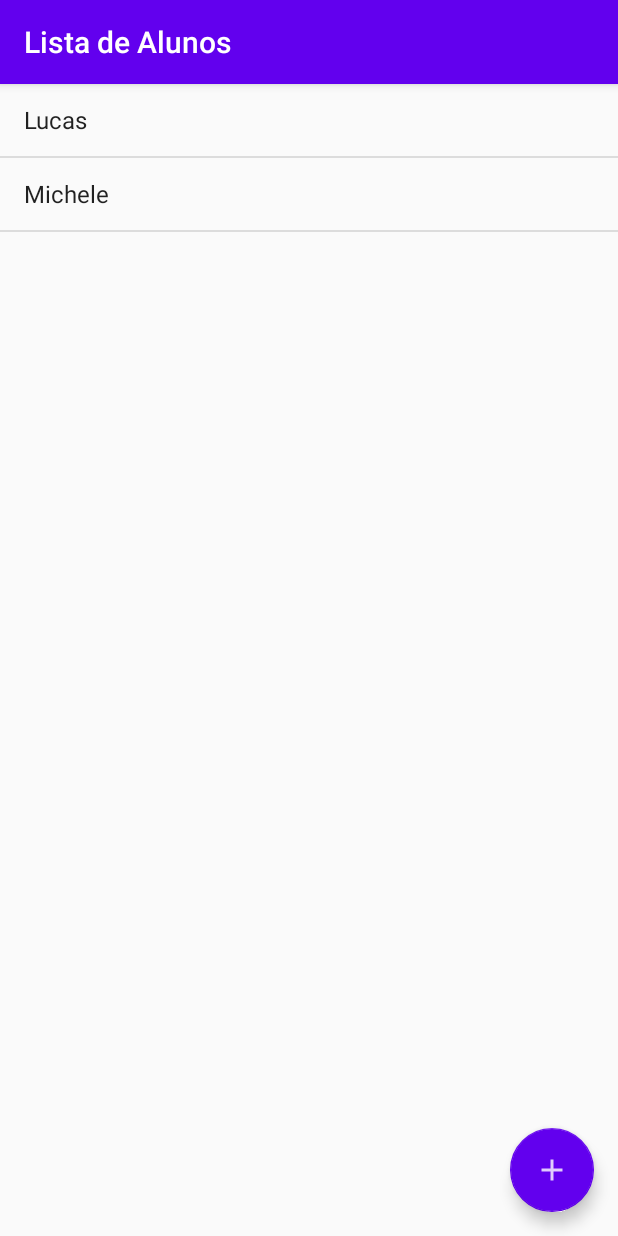
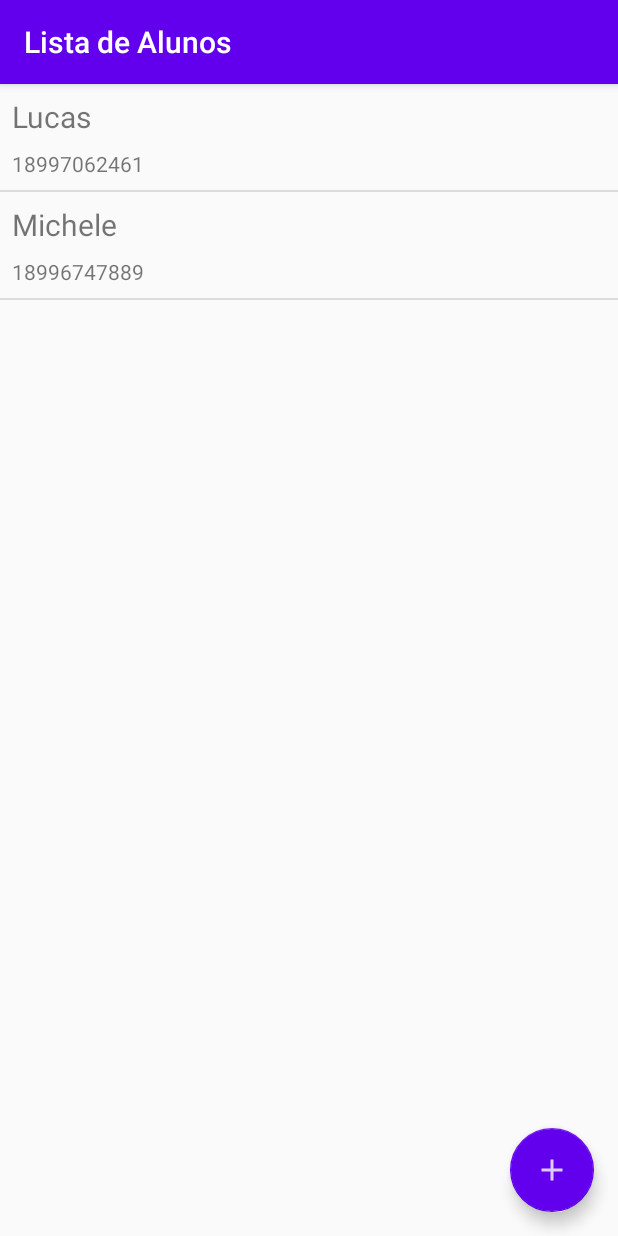
Before and after one commit to Lucasmaciiel/agenda-android, an Android app: the screen it shows after launch (ListaAlunosActivity), on a phone screen of 412 x 824 dp. Run offline under Robolectric (Android 15) with nearby library versions, the phone set to English and light mode, and no system bars.

Commit message:
Vinculando dados do adapter

```diff
--- a/app/src/main/java/br/com/lmg/dao/AlunoDAO.java
+++ b/app/src/main/java/br/com/lmg/dao/AlunoDAO.java
@@ -16,6 +16,7 @@ public class AlunoDAO {
         alunos.add(aluno);
         aumentaIds();
     }
+
 
     private void aumentaIds() {
         contadorDeIds++;
--- a/app/src/main/java/br/com/lmg/model/Aluno.java
+++ b/app/src/main/java/br/com/lmg/model/Aluno.java
@@ -47,7 +47,7 @@ public class Aluno implements Serializable {
     @NonNull
     @Override
     public String toString() {
-        return nome;
+        return nome + " - " + telefone;
     }
 
     public void setId(int id) {
--- a/app/src/main/java/br/com/lmg/ui/activity/FormularioAlunoActivity.java
+++ b/app/src/main/java/br/com/lmg/ui/activity/FormularioAlunoActivity.java
@@ -31,7 +31,6 @@ public class FormularioAlunoActivity extends AppCompatActivity {
     protected void onCreate(Bundle savedInstanceState) {
         super.onCreate(savedInstanceState);
         setContentView(R.layout.activity_cadastro);
-
         inicializacaoDosCampos();
         carregaAluno();
     }
@@ -86,6 +85,11 @@ public class FormularioAlunoActivity extends AppCompatActivity {
         campoEmail = findViewById(R.id.activity_formulario_email);
     }
 
+    public void limpaCampos(){
+        campoNome.setText("");
+        campoEmail.setText("");
+        campoTelefone.setText("");
+    }
 
     private void preencheAluno() {
         String nome = campoNome.getText().toString();
--- a/app/src/main/java/br/com/lmg/ui/activity/ListaAlunosActivity.java
+++ b/app/src/main/java/br/com/lmg/ui/activity/ListaAlunosActivity.java
@@ -3,14 +3,20 @@ package br.com.lmg.ui.activity;
 import android.content.Intent;
 import android.os.Bundle;
 import android.view.ContextMenu;
+import android.view.LayoutInflater;
 import android.view.MenuItem;
 import android.view.View;
+import android.view.ViewGroup;
 import android.widget.AdapterView;
 import android.widget.ArrayAdapter;
+import android.widget.BaseAdapter;
 import android.widget.ListView;
 import android.widget.TextView;
 
 import com.google.android.material.floatingactionbutton.FloatingActionButton;
+
+import java.util.ArrayList;
+import java.util.List;
 
 import androidx.annotation.NonNull;
 import androidx.annotation.Nullable;
@@ -18,6 +24,7 @@ import androidx.appcompat.app.AppCompatActivity;
 import br.com.lmg.R;
 import br.com.lmg.dao.AlunoDAO;
 import br.com.lmg.model.Aluno;
+import br.com.lmg.ui.adapter.ListaAlunosAdapter;
 
 import static br.com.lmg.ui.activity.ConstantesActivities.CHAVE_ALUNO;
 
@@ -26,7 +33,7 @@ public class ListaAlunosActivity extends AppCompatActivity {
     public static final String TITULO_APPBAR = "Lista de Alunos";
 
     private final AlunoDAO dao = new AlunoDAO();
-    private ArrayAdapter<Aluno> adapter;
+    private ListaAlunosAdapter adapter;
 
     @Override
     protected void onCreate(@Nullable Bundle savedInstanceState) {
@@ -52,7 +59,7 @@ public class ListaAlunosActivity extends AppCompatActivity {
         int itemId = item.getItemId();
         if (itemId == R.id.activity_lista_alunos_menu_remover){
             AdapterView.AdapterContextMenuInfo menuInfo = (AdapterView.AdapterContextMenuInfo) item.getMenuInfo();
-            Aluno alunoEscolhido = adapter.getItem(menuInfo.position);
+            Aluno alunoEscolhido = (Aluno) adapter.getItem(menuInfo.position);
             remove(alunoEscolhido);
         }
         return super.onContextItemSelected(item);
@@ -76,7 +83,6 @@ public class ListaAlunosActivity extends AppCompatActivity {
     protected void onResume() {
         super.onResume();
         atualizaAlunos();
-
     }
 
     private void atualizaAlunos() {
@@ -114,9 +120,7 @@ public class ListaAlunosActivity extends AppCompatActivity {
     }
 
     private void configuraAdapter(ListView listaDeAlunos) {
-        adapter = new ArrayAdapter<>(
-                this,
-                android.R.layout.simple_list_item_1);
+        adapter = new ListaAlunosAdapter(this);
         listaDeAlunos.setAdapter(adapter);
     }
 }
--- /dev/null
+++ b/app/src/main/java/br/com/lmg/ui/adapter/ListaAlunosAdapter.java
@@ -0,0 +1,65 @@
+package br.com.lmg.ui.adapter;
+
+import android.content.Context;
+import android.view.LayoutInflater;
+import android.view.View;
+import android.view.ViewGroup;
+import android.widget.BaseAdapter;
+import android.widget.TextView;
+
+import java.util.ArrayList;
+import java.util.List;
+
+import br.com.lmg.R;
+import br.com.lmg.model.Aluno;
+
+public class ListaAlunosAdapter extends BaseAdapter {
+    private Context context;
+
+
+        private final List<Aluno> alunos = new ArrayList<>();
+
+    public ListaAlunosAdapter(Context context) {
+        this.context = context;
+    }
+
+    @Override
+        public int getCount() {
+            return alunos.size();
+        }
+
+        @Override
+        public Object getItem(int posicao) {
+            return alunos.get(posicao);
+        }
+
+        @Override
+        public long getItemId(int posicao) {
+            return alunos.get(posicao).getId();
+        }
+
+        @Override
+        public View getView(int posicao, View view, ViewGroup viewGroup) {
+            View viewCriada = LayoutInflater
+                    .from(context)
+                    .inflate(R.layout.item_aluno, viewGroup, false);
+            Aluno alunoDevolvido = alunos.get(posicao);
+            TextView nome = viewCriada.findViewById(R.id.item_aluno_nome);
+            nome.setText(alunoDevolvido.getNome());
+            TextView telefone = viewCriada.findViewById(R.id.item_aluno_telefone);
+            telefone.setText(alunoDevolvido.getTelefone());
+            return viewCriada;
+        }
+
+    public void clear() {
+        alunos.clear();
+    }
+
+    public void addAll(List<Aluno> alunos) {
+        this.alunos.addAll(alunos);
+    }
+
+    public void remove(Aluno aluno) {
+        alunos.remove(aluno);
+    }
+}
--- a/app/src/main/res/layout/activity_cadastro.xml
+++ b/app/src/main/res/layout/activity_cadastro.xml
@@ -1,11 +1,11 @@
 <?xml version="1.0" encoding="utf-8"?>
 
 <ScrollView xmlns:android="http://schemas.android.com/apk/res/android"
+    xmlns:tools="http://schemas.android.com/tools"
     android:layout_height="wrap_content"
     android:layout_width="match_parent" >
 
 <LinearLayout
-    xmlns:tools="http://schemas.android.com/tools"
     android:layout_width="match_parent"
     android:layout_height="match_parent"
     android:orientation="vertical">
@@ -30,5 +30,9 @@
         android:hint="E-mail"
         android:inputType="textEmailAddress"
         android:layout_height="wrap_content"/>
+
+
+
+
 </LinearLayout>
 </ScrollView>
--- /dev/null
+++ b/app/src/main/res/layout/item_aluno.xml
@@ -0,0 +1,22 @@
+<?xml version="1.0" encoding="utf-8"?>
+<LinearLayout xmlns:android="http://schemas.android.com/apk/res/android"
+    xmlns:tools="http://schemas.android.com/tools"
+    android:orientation="vertical"
+    android:layout_width="match_parent"
+    android:layout_height="match_parent">
+
+    <TextView android:id="@+id/item_aluno_nome"
+        android:layout_width="match_parent"
+        android:layout_height="wrap_content"
+        tools:text="Alex"
+        android:textSize="20sp"
+        android:layout_margin="8dp"/>
+
+    <TextView android:id="@+id/item_aluno_telefone"
+        android:layout_width="match_parent"
+        android:layout_height="wrap_content"
+        tools:text="1122223333"
+        android:layout_marginStart="8dp"
+        android:layout_marginEnd="8dp"
+        android:layout_marginBottom="8dp"/>
+</LinearLayout>
```
